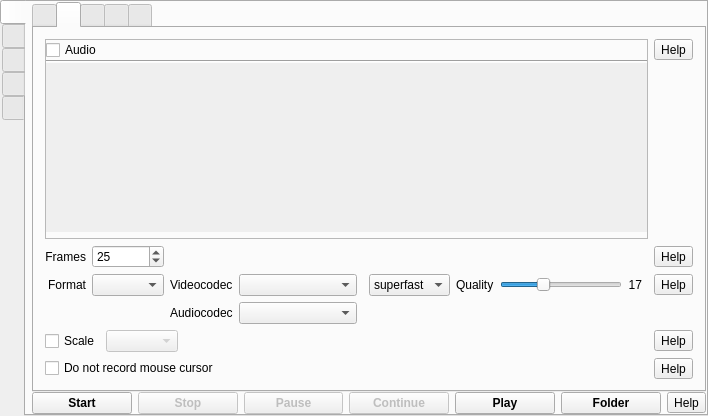
Above: src/formMainWindow.ui from vkohaupt/vokoscreenNG before the change. Below: the same form after it.
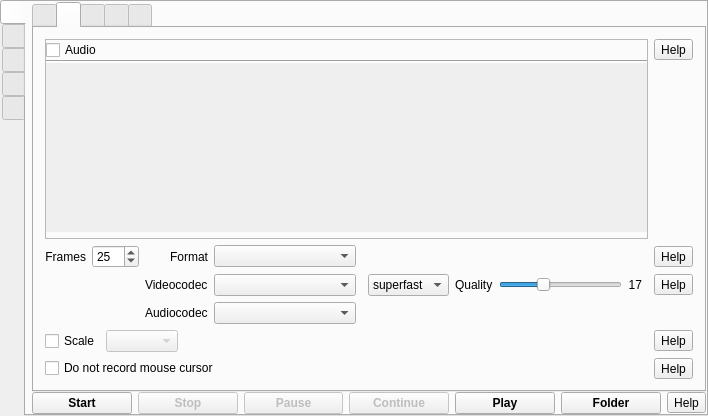
That is the form after the change. The open tabs and pages were chosen to show the change. Icons and pictures are not drawn.

```diff
--- a/src/formMainWindow.ui
+++ b/src/formMainWindow.ui
@@ -701,9 +701,6 @@
               <item row="2" column="3">
                <widget class="QComboBox" name="comboBoxAudioCodec"/>
               </item>
-              <item row="1" column="1">
-               <widget class="QComboBox" name="comboBoxFormat"/>
-              </item>
               <item row="0" column="5">
                <widget class="QToolButton" name="toolButtonFramesHelp">
                 <property name="toolTip">
@@ -714,16 +711,6 @@
                 </property>
                </widget>
               </item>
-              <item row="1" column="0">
-               <widget class="QLabel" name="labelFormat">
-                <property name="text">
-                 <string>Format</string>
-                </property>
-                <property name="alignment">
-                 <set>Qt::AlignRight|Qt::AlignTrailing|Qt::AlignVCenter</set>
-                </property>
-               </widget>
-              </item>
               <item row="2" column="2">
                <widget class="QLabel" name="labelAudioCodec">
                 <property name="text">
@@ -750,7 +737,7 @@
                  <enum>QComboBox::AdjustToMinimumContentsLength</enum>
                 </property>
                 <property name="minimumContentsLength">
-                 <number>11</number>
+                 <number>14</number>
                 </property>
                </widget>
               </item>
@@ -929,6 +916,19 @@
                 </property>
                </spacer>
               </item>
+              <item row="0" column="2">
+               <widget class="QLabel" name="labelFormat">
+                <property name="text">
+                 <string>Format</string>
+                </property>
+                <property name="alignment">
+                 <set>Qt::AlignRight|Qt::AlignTrailing|Qt::AlignVCenter</set>
+                </property>
+               </widget>
+              </item>
+              <item row="0" column="3">
+               <widget class="QComboBox" name="comboBoxFormat"/>
+              </item>
              </layout>
             </item>
             <item>
```
Left out of the diff: 3 changed lines with no effect on the pictures.
